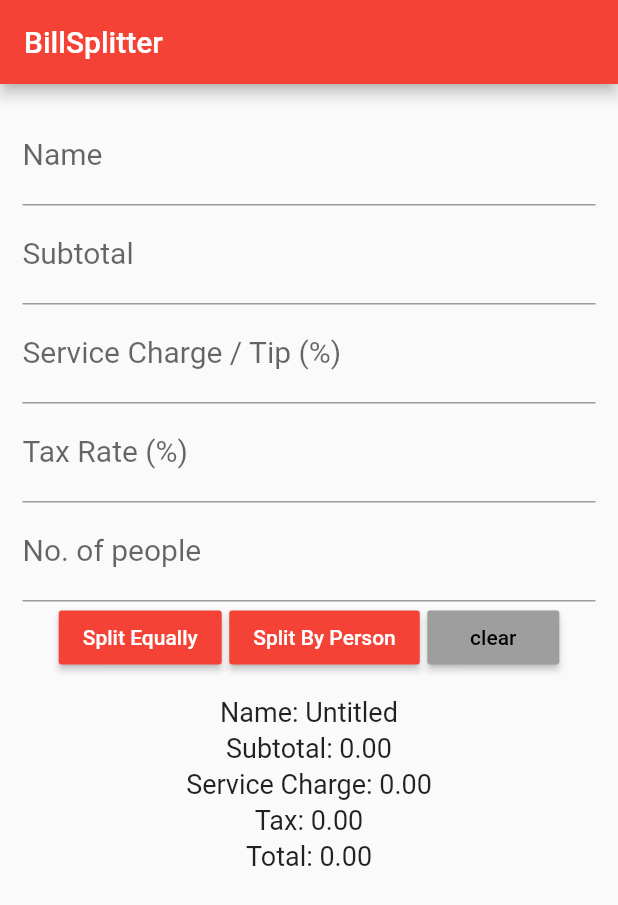
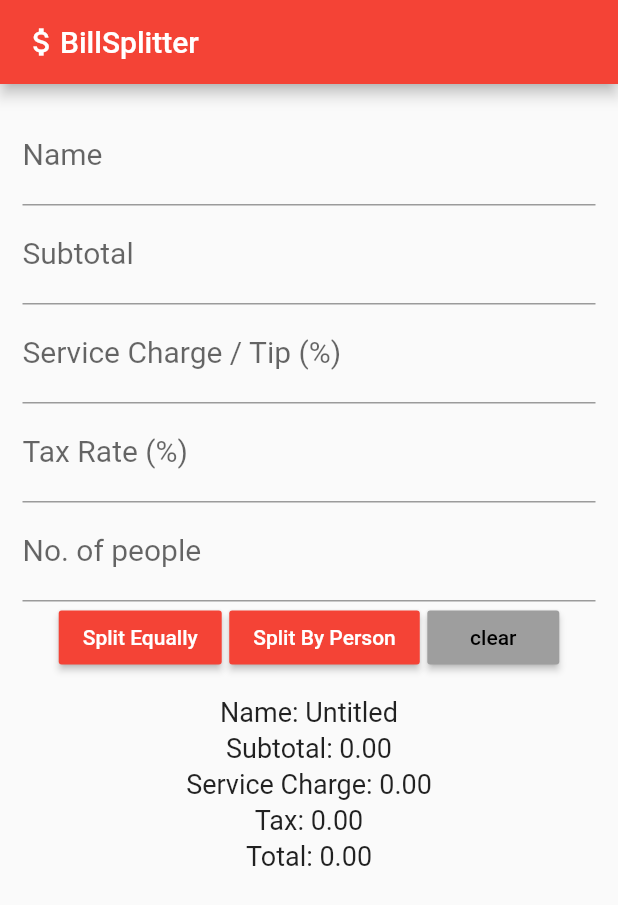
Before and after one commit to fredbaa/billsplitter, a Flutter app: the screen it shows after launch, on a phone screen of 412 x 824 dp. Shown: the top 905 px of the screen. Run offline on Flutter 3.47's test engine with Material 2 defaults, Android fonts, the phone set to English and light mode, and no system bars.

Commit message:
added icon on appbar

```diff
--- a/lib/app_screens/home.dart
+++ b/lib/app_screens/home.dart
@@ -224,7 +224,14 @@ class BillSplitterState extends State<BillSplitter> {
             summarySubtotal
           ]));
 
-    AppBar appBar = new AppBar(title: new Text("BillSplitter"), backgroundColor: Colors.red,);
+    AppBar appBar = new AppBar(
+      title: Row(
+        children: <Widget>[
+          Icon(Icons.attach_money),
+          Text("BillSplitter"),
+        ],
+      ),
+      backgroundColor: Colors.red,);
 
     Scaffold scaffold = new Scaffold(appBar: appBar, body: container);
     return scaffold;
```
